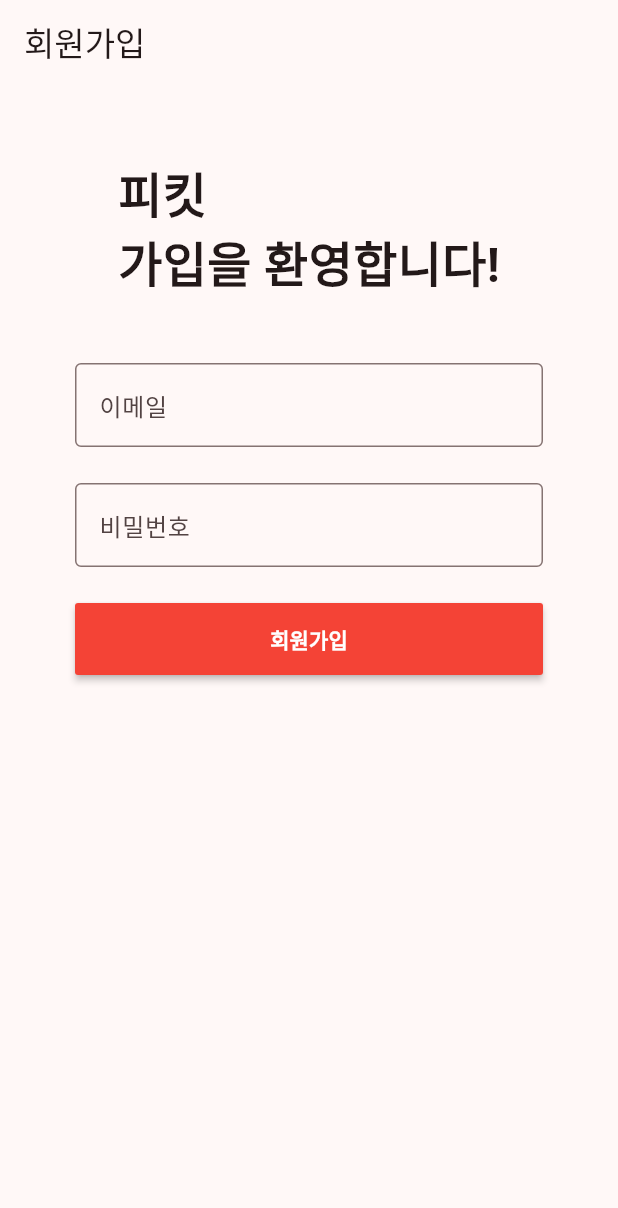
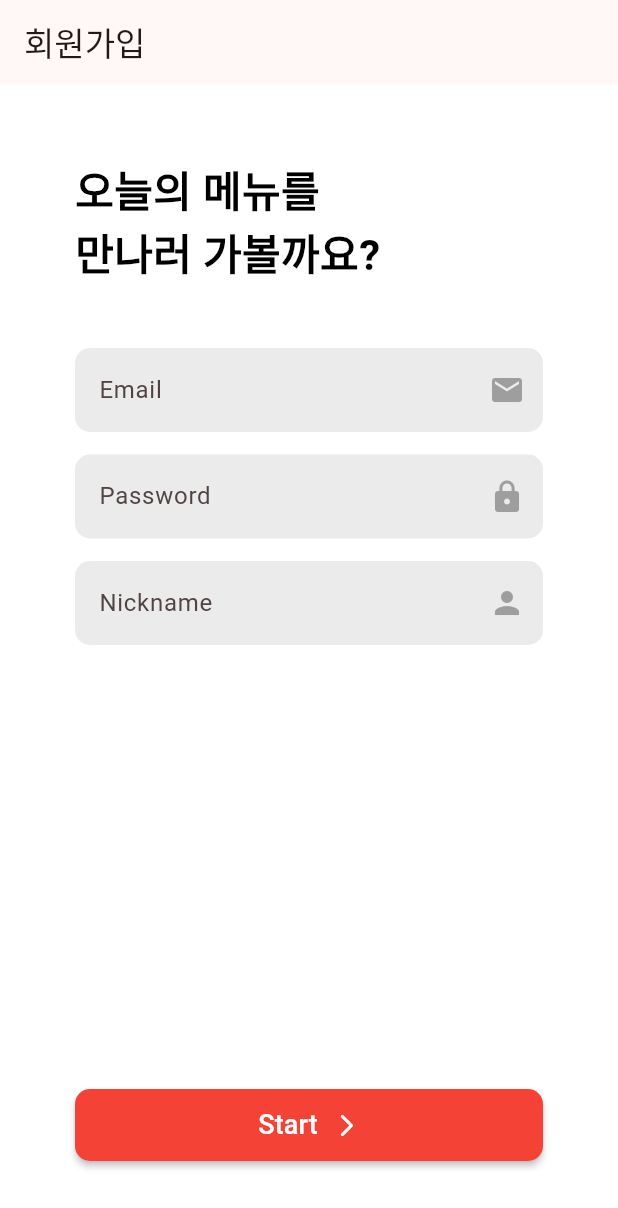
Before and after one commit to jjunseoPark/anyway_pickeat, a Flutter app: the SignUpScreen screen opened by its route, on a phone screen of 412 x 824 dp. Shown: the top 1208 px of the screen. Run offline on Flutter 3.47's test engine with Material 3 defaults, Android fonts, the phone set to English and light mode, and no system bars; our stand-ins replace chewie, cloud_firestore, firebase_auth, firebase_core, firebase_storage, go_router and 2 more; accounts and stored records are empty; Roboto replaces fonts that are missing (Pretendard); project files that could hold a hidden picture were left out.

Commit message:
회원가입 화면 완성

```diff
--- a/lib/login/login_screen.dart
+++ b/lib/login/login_screen.dart
@@ -76,7 +76,7 @@
                 ),
               ),
               Text(
-                "오늘의 메뉴를 만나러 가볼까요?",
+                "쇼츠와 함께하는 오늘의 메뉴",
                 style: TextStyle(
                   fontWeight: FontWeight.normal,
                   fontSize: 15,
--- a/lib/login/sign_up_screen.dart
+++ b/lib/login/sign_up_screen.dart
@@ -15,6 +15,7 @@
 
   TextEditingController emailTextController = TextEditingController();
   TextEditingController pwdTextController = TextEditingController();
+  TextEditingController nicknameTextController = TextEditingController();
 
   Future<bool> signUp(String emailAddress, String password) async {
     try {
@@ -41,20 +42,27 @@
   @override
   Widget build(BuildContext context) {
     return Scaffold(
+      backgroundColor: Colors.white,
+      resizeToAvoidBottomInset: false,
       appBar: AppBar(
         title: Text("회원가입"),
       ),
       body: SafeArea(
         child: Padding(
           padding: const EdgeInsets.all(50.0),
-          child: SingleChildScrollView(
+          child: Stack(
+            children: [
+              SingleChildScrollView(
                 child: Column(
+                  mainAxisAlignment: MainAxisAlignment.start,
+                  crossAxisAlignment: CrossAxisAlignment.start,
                   children: [
                     Text(
-                  "피킷\n가입을 환영합니다!",
+                      "오늘의 메뉴를 \n만나러 가볼까요?",
                       style: TextStyle(
-                    fontSize: 32,
-                    fontWeight: FontWeight.bold,
+                        fontWeight: FontWeight.w700,
+                        fontSize: 28,
+                        color: Colors.black,
                       ),
                     ),
                     SizedBox(
@@ -67,7 +75,18 @@
                           TextFormField(
                             controller: emailTextController,
                             decoration: InputDecoration(
-                            border: OutlineInputBorder(), labelText: "이메일"),
+                              suffixIcon: Icon(
+                                Icons.email,
+                                color: Colors.grey,
+                              ),
+                              border: OutlineInputBorder(
+                                borderRadius: BorderRadius.circular(10),
+                                borderSide: BorderSide.none,
+                              ),
+                              labelText: "Email",
+                              filled: true,
+                              fillColor: Color.fromRGBO(155, 155, 155, 0.2),
+                            ),
                             validator: (value) {
                               if (value == null || value.isEmpty) {
                                 return "이메일 주소를 입력하세요.";
@@ -76,29 +95,69 @@
                             },
                           ),
                           SizedBox(
-                        height: 24,
+                            height: 15,
                           ),
                           TextFormField(
                             controller: pwdTextController,
                             decoration: InputDecoration(
-                          border: OutlineInputBorder(),
-                          labelText: "비밀번호",
+                              border: OutlineInputBorder(
+                                borderRadius: BorderRadius.circular(10),
+                                borderSide: BorderSide.none,
+                              ),
+                              suffixIcon: Icon(
+                                Icons.lock,
+                                color: Colors.grey,
+                              ),
+                              labelText: "Password",
+                              filled: true,
+                              fillColor: Color.fromRGBO(155, 155, 155, 0.2),
                             ),
                             obscureText: true,
+                            keyboardType: TextInputType.visiblePassword,
                             validator: (value) {
                               if (value == null || value.isEmpty) {
-                            return "비밀번호를 입력해주세요";
+                                return "비밀번호를 입력하세요.";
                               }
                               return null;
                             },
                           ),
+                          SizedBox(
+                            height: 15,
+                          ),
+                          TextFormField(
+                            controller: nicknameTextController,
+                            decoration: InputDecoration(
+                              suffixIcon: Icon(
+                                Icons.person,
+                                color: Colors.grey,
+                              ),
+                              border: OutlineInputBorder(
+                                borderRadius: BorderRadius.circular(10),
+                                borderSide: BorderSide.none,
+                              ),
+                              labelText: "Nickname",
+                              filled: true,
+                              fillColor: Color.fromRGBO(155, 155, 155, 0.2),
+                            ),
+                            validator: (value) {
+                              if (value == null || value.isEmpty) {
+                                return "닉네임을 입력하세요.";
+                              }
+                              return null;
+                            },
+                          ),
+                          SizedBox(
+                            height: 100, // Add some space at the bottom to prevent overflow
+                          ),
                         ],
                       ),
                     ),
-                SizedBox(
-                  height: 24,
+                  ],
                 ),
-                MaterialButton(
+              ),
+              Align(
+                alignment: Alignment.bottomCenter,
+                child: MaterialButton(
                   onPressed: () async {
                     if (_formKey.currentState!.validate()) {
                       _formKey.currentState!.save();
@@ -115,7 +174,6 @@
                           );
                           context.go("/login");
                         }
-
                       } else {
                         if (context.mounted) {
                           ScaffoldMessenger.of(context).showSnackBar(
@@ -128,11 +186,28 @@
                   height: 48,
                   minWidth: double.infinity,
                   color: Colors.red,
-                  child: Text(
-                    "회원가입",
+                  shape: RoundedRectangleBorder(
+                    borderRadius: BorderRadius.circular(10),
+                  ),
+                  child: Row(
+                    mainAxisAlignment: MainAxisAlignment.center,
+                    children: [
+                      Text(
+                        "Start",
                         style: TextStyle(
                           color: Colors.white,
-                      fontWeight: FontWeight.bold,
+                          fontSize: 18,
+                        ),
+                      ),
+                      SizedBox(
+                        width: 10,
+                      ),
+                      Icon(
+                        Icons.arrow_forward_ios_rounded,
+                        color: Colors.white,
+                        size: 18,
+                      ),
+                    ],
                   ),
                 ),
               ),
@@ -140,7 +215,6 @@
           ),
         ),
       ),
-      ),
     );
   }
 }
```
Lines whose indentation alone changed are shown as unchanged.
